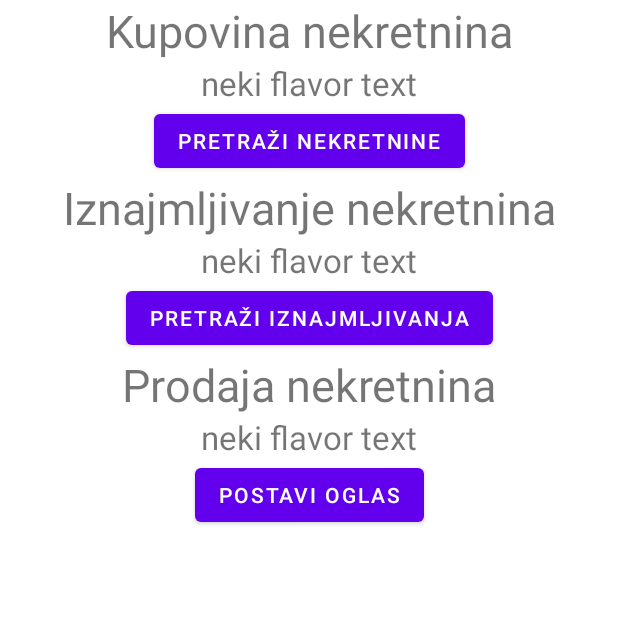
After one commit to android172/DonesiRakijuHousing, an Android app: the NavigationActivity screen opened directly, with no data from a screen before it, on a phone screen of 412 x 824 dp, the top half of it. The commit adds this screen. Run offline under Robolectric (Android 15) with nearby library versions, the phone set to English and light mode, and no system bars.

Commit message:
- Added new activity for frontpage - Development branch attempted

```diff
--- /dev/null
+++ b/frontend/app/src/main/java/com/example/skucise/activities/NavigationActivity.kt
@@ -0,0 +1,19 @@
+package com.example.skucise.activities
+
+import android.os.Bundle
+import androidx.appcompat.app.AppCompatActivity
+import com.example.skucise.R
+import com.example.skucise.fragments.FrontPageFragment
+
+class NavigationActivity : AppCompatActivity() {
+
+    override fun onCreate(savedInstanceState: Bundle?) {
+        super.onCreate(savedInstanceState)
+        setContentView(R.layout.fragment_frontpage)
+
+        // Set default fragment to homepage
+        supportFragmentManager
+            .beginTransaction()
+            .replace(R.id.frc_page_body, FrontPageFragment())
+    }
+}
--- /dev/null
+++ b/frontend/app/src/main/java/com/example/skucise/fragments/FrontPageFragment.kt
@@ -0,0 +1,13 @@
+package com.example.skucise.fragments
+
+import android.os.Bundle
+import android.view.View
+import androidx.fragment.app.Fragment
+import com.example.skucise.R
+
+class FrontPageFragment : Fragment(R.layout.fragment_frontpage) {
+
+    override fun onViewCreated(view: View, savedInstanceState: Bundle?) {
+        super.onViewCreated(view, savedInstanceState)
+    }
+}
--- a/frontend/app/src/main/res/layout/activity_main.xml
+++ b/frontend/app/src/main/res/layout/activity_main.xml
@@ -4,7 +4,7 @@
     xmlns:tools="http://schemas.android.com/tools"
     android:layout_width="match_parent"
     android:layout_height="match_parent"
-    tools:context=".MainActivity">
+    tools:context=".activities.MainActivity">
 
     <ImageView
         android:id="@+id/login_bg_image"
--- /dev/null
+++ b/frontend/app/src/main/res/layout/fragment_frontpage.xml
@@ -0,0 +1,93 @@
+<?xml version="1.0" encoding="utf-8"?>
+<androidx.constraintlayout.widget.ConstraintLayout xmlns:android="http://schemas.android.com/apk/res/android"
+    xmlns:app="http://schemas.android.com/apk/res-auto"
+    android:layout_width="match_parent"
+    android:layout_height="match_parent">
+
+    <TextView
+        android:id="@+id/tv_buy_real_estate"
+        android:layout_width="match_parent"
+        android:layout_height="wrap_content"
+        android:text="Kupovina nekretnina"
+        android:textSize="30sp"
+        android:textAlignment="center"
+        app:layout_constraintStart_toStartOf="parent"
+        app:layout_constraintTop_toTopOf="parent" />
+    <TextView
+        android:id="@+id/tv_buy_real_estate_flavor_text"
+        android:layout_width="wrap_content"
+        android:layout_height="wrap_content"
+        android:text="neki flavor text"
+        android:textSize="22sp"
+        app:layout_constraintEnd_toEndOf="parent"
+        app:layout_constraintStart_toStartOf="parent"
+        app:layout_constraintTop_toBottomOf="@+id/tv_buy_real_estate" />
+    <Button
+        android:id="@+id/btn_search_buy_options"
+        android:layout_width="wrap_content"
+        android:layout_height="wrap_content"
+        android:text="Pretraži nekretnine"
+        app:layout_constraintTop_toBottomOf="@+id/tv_buy_real_estate_flavor_text"
+        app:layout_constraintEnd_toEndOf="parent"
+        app:layout_constraintStart_toStartOf="parent"
+        />
+
+    <TextView
+        android:id="@+id/tv_rent_real_estate"
+        android:layout_width="match_parent"
+        android:layout_height="wrap_content"
+        android:text="Iznajmljivanje nekretnina"
+        android:textSize="30sp"
+        android:textAlignment="center"
+        app:layout_constraintStart_toStartOf="parent"
+        app:layout_constraintTop_toBottomOf="@+id/btn_search_buy_options" />
+    <TextView
+        android:id="@+id/tv_rent_real_estate_flavor_text"
+        android:layout_width="wrap_content"
+        android:layout_height="wrap_content"
+        android:text="neki flavor text"
+        android:textSize="22sp"
+        app:layout_constraintEnd_toEndOf="parent"
+        app:layout_constraintStart_toStartOf="parent"
+        app:layout_constraintTop_toBottomOf="@+id/tv_rent_real_estate" />
+    <Button
+        android:id="@+id/btn_search_rent_options"
+        android:layout_width="wrap_content"
+        android:layout_height="wrap_content"
+        android:text="Pretraži iznajmljivanja"
+        app:layout_constraintTop_toBottomOf="@+id/tv_rent_real_estate_flavor_text"
+        app:layout_constraintEnd_toEndOf="parent"
+        app:layout_constraintStart_toStartOf="parent"
+        />
+
+    <TextView
+        android:id="@+id/tv_sell_real_estate"
+        android:layout_width="match_parent"
+        android:layout_height="wrap_content"
+        android:text="Prodaja nekretnina"
+        android:textSize="30sp"
+        android:textAlignment="center"
+        app:layout_constraintStart_toStartOf="parent"
+        app:layout_constraintTop_toBottomOf="@+id/btn_search_rent_options" />
+    <TextView
+        android:id="@+id/tv_sell_real_estate_flavor_text"
+        android:layout_width="wrap_content"
+        android:layout_height="wrap_content"
+        android:text="neki flavor text"
+        android:textSize="22sp"
+        app:layout_constraintEnd_toEndOf="parent"
+        app:layout_constraintStart_toStartOf="parent"
+        app:layout_constraintTop_toBottomOf="@+id/tv_sell_real_estate" />
+    <Button
+        android:id="@+id/btn_search_sell_options"
+        android:layout_width="wrap_content"
+        android:layout_height="wrap_content"
+        android:text="Postavi oglas"
+        app:layout_constraintTop_toBottomOf="@+id/tv_sell_real_estate_flavor_text"
+        app:layout_constraintEnd_toEndOf="parent"
+        app:layout_constraintStart_toStartOf="parent"
+        />
+
+
+
+</androidx.constraintlayout.widget.ConstraintLayout>
--- a/frontend/app/src/main/res/layout/fragment_register.xml
+++ b/frontend/app/src/main/res/layout/fragment_register.xml
@@ -4,6 +4,7 @@
     xmlns:app="http://schemas.android.com/apk/res-auto"
     android:layout_width="match_parent"
     android:layout_height="match_parent"
+    android:paddingBottom="16dp"
     android:background="@color/transparent">
 
     <ScrollView
```
Also changed, not shown: frontend/app/src/main/AndroidManifest.xml (+6 -1 lines), frontend/app/src/main/java/com/example/skucise/SessionManager.kt (added, +25 -0 lines), frontend/app/src/main/java/com/example/skucise/activities/MainActivity.kt (renamed from frontend/app/src/main/java/com/example/skucise/MainActivity.kt, +18 -12 lines), frontend/app/src/main/java/com/example/skucise/fragments/LoginFragment.kt (renamed from frontend/app/src/main/java/com/example/skucise/LoginFragment.kt, +12 -11 lines), frontend/app/src/main/java/com/example/skucise/fragments/RegisterFragment.kt (renamed from frontend/app/src/main/java/com/example/skucise/RegisterFragment.kt, +5 -4 lines), frontend/app/src/main/res/layout/activity_navigation.xml (added, +16 -0 lines).
